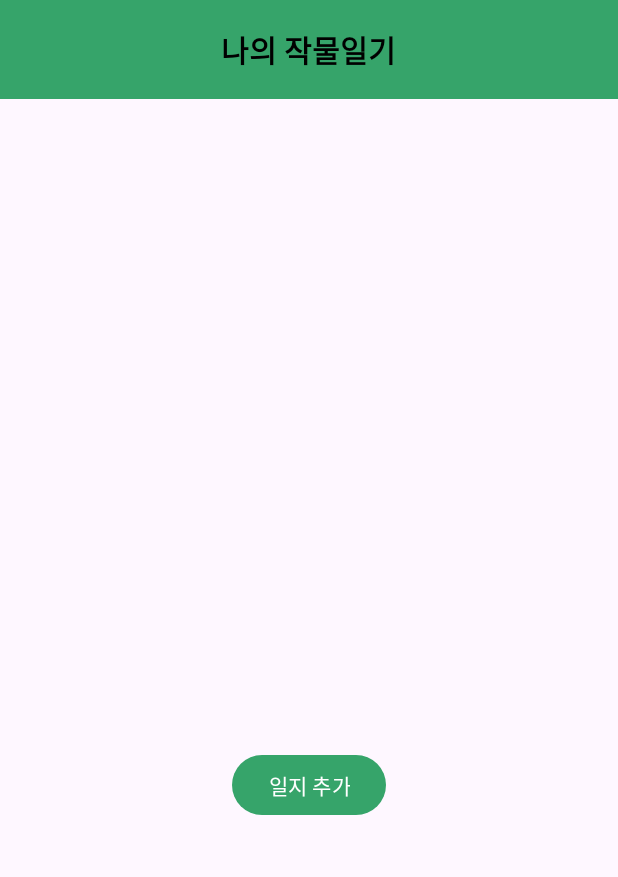
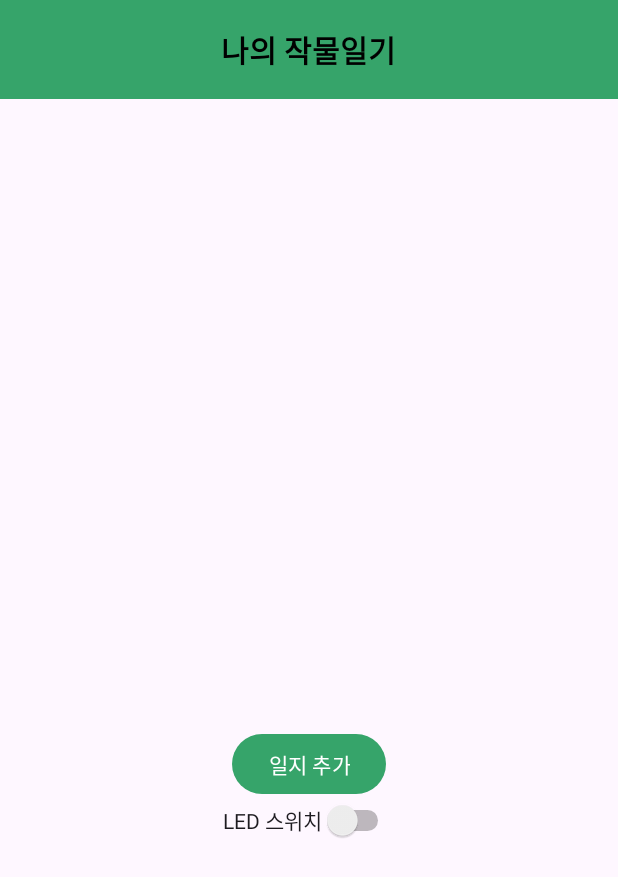
Before and after one commit to alsgudans/cropdiary, an Android app: the DailydiaryActivity screen opened directly, with no data from a screen before it, on a phone screen of 412 x 824 dp. Shown: the top 877 px of the screen. Run offline under Robolectric (Android 15) with nearby library versions, the phone set to English and light mode, and no system bars; our stand-ins replace Firebase (no records; nobody signed in at launch, a user with empty details on screens opened directly); 1 statement that could not run was skipped.

Commit message:
led온 오프 스위치 구현 성공 다이얼로그 바로 띄우기 성공

```diff
--- a/app/src/main/java/com/example/mycrodiary/Cropdiary_Pages/DiarypageActivity.kt
+++ b/app/src/main/java/com/example/mycrodiary/Cropdiary_Pages/DiarypageActivity.kt
@@ -68,6 +68,8 @@ class DiarypageActivity : AppCompatActivity() {
 
         // 업로드 버튼 클릭 리스너
         binding.uploadBtn.setOnClickListener {
+
+
             val selecteddayText = binding.daySpinner.selectedItem.toString()
             val flowText = flowTextView.text.toString().toDouble()
             val temperatureText = temperatureTextView.text.toString().toDouble()
--- a/app/src/main/res/layout/activity_addcropdiarypage.xml
+++ b/app/src/main/res/layout/activity_addcropdiarypage.xml
@@ -69,7 +69,9 @@
                 android:layout_width="300dp"
                 android:layout_height="wrap_content"
                 android:hint="심은 날짜"
-                android:inputType="date"/>
+                android:focusable="false"
+                android:clickable="true"
+                android:inputType="none"/>
 
         </com.google.android.material.textfield.TextInputLayout>
 
--- a/app/src/main/res/layout/activity_dailydiary.xml
+++ b/app/src/main/res/layout/activity_dailydiary.xml
@@ -76,6 +76,12 @@
             android:text="일지 추가"/>
 
 
+        <Switch
+            android:id="@+id/LED_switch"
+            android:layout_width="wrap_content"
+            android:layout_height="wrap_content"
+            android:text="LED 스위치" />
+
         <ListView
             android:id="@+id/added_diary_list"
             android:layout_width="match_parent"
--- a/app/src/main/res/values/themes.xml
+++ b/app/src/main/res/values/themes.xml
@@ -1,10 +1,10 @@
 <resources xmlns:tools="http://schemas.android.com/tools">
     <!-- Base application theme. -->
     <style name="Base.Theme.Mycrodiary" parent="Theme.Material3.DayNight.NoActionBar">
-        <!-- Customize your light theme here. -->
-        <!-- <item name="colorPrimary">@color/my_light_primary</item> -->
         <item name="colorPrimary">@color/main_color</item>
+
     </style>
 
     <style name="Theme.Mycrodiary" parent="Base.Theme.Mycrodiary" />
+
 </resources>
```
Also changed, not shown: app/src/main/java/com/example/mycrodiary/Add_Cropdiary_Pages/AddcropdiarypageActivity.kt (+9 -0 lines), app/src/main/java/com/example/mycrodiary/Cropdiary_Pages/DailydiaryActivity.kt (+15 -0 lines).
